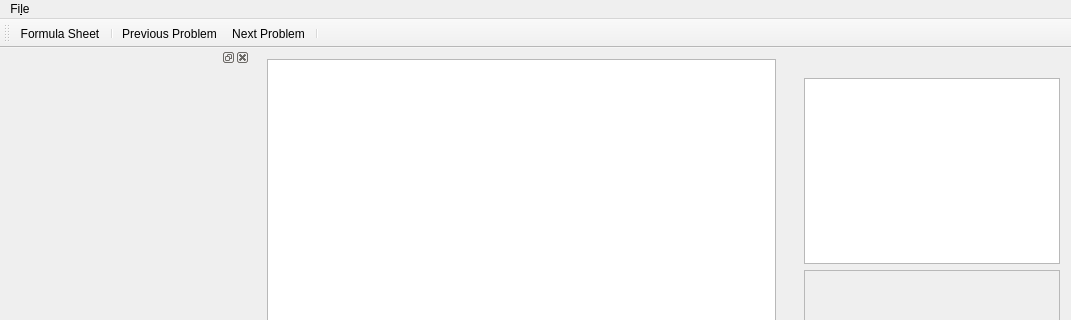
The window that NewtonCore/mainwindow.ui (jarednielson/NewtonEZ) describes before a commit, drawn with Qt 5; both pictures show x 0 to 1071 and y 0 to 320 of the 1071 by 627 pixel window.
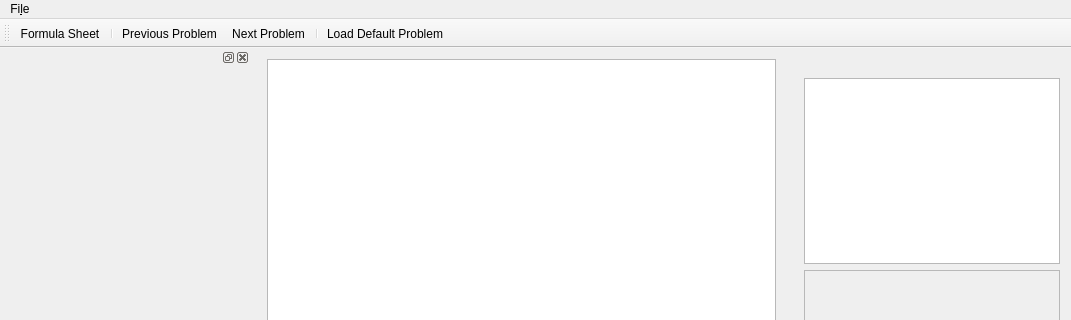
The same window after the commit. Custom widgets are drawn as their Qt base class.

Commit message: we have a default scene

```diff
--- a/NewtonCore/mainwindow.ui
+++ b/NewtonCore/mainwindow.ui
@@ -77,6 +77,7 @@
    <addaction name="actionPreviousScene"/>
    <addaction name="actionNextScene"/>
    <addaction name="separator"/>
+   <addaction name="actionLoad_Default_Problem"/>
   </widget>
   <widget class="QStatusBar" name="statusBar"/>
   <widget class="QDockWidget" name="dockWidget">
@@ -305,6 +306,11 @@
     <string>&amp;Open Problem</string>
    </property>
   </action>
+  <action name="actionLoad_Default_Problem">
+   <property name="text">
+    <string>Load Default Problem</string>
+   </property>
+  </action>
  </widget>
  <layoutdefault spacing="6" margin="11"/>
  <customwidgets>
```
Left out of the diff: 6 changed lines with no effect on the pictures. The commit also changes 4 other files.
